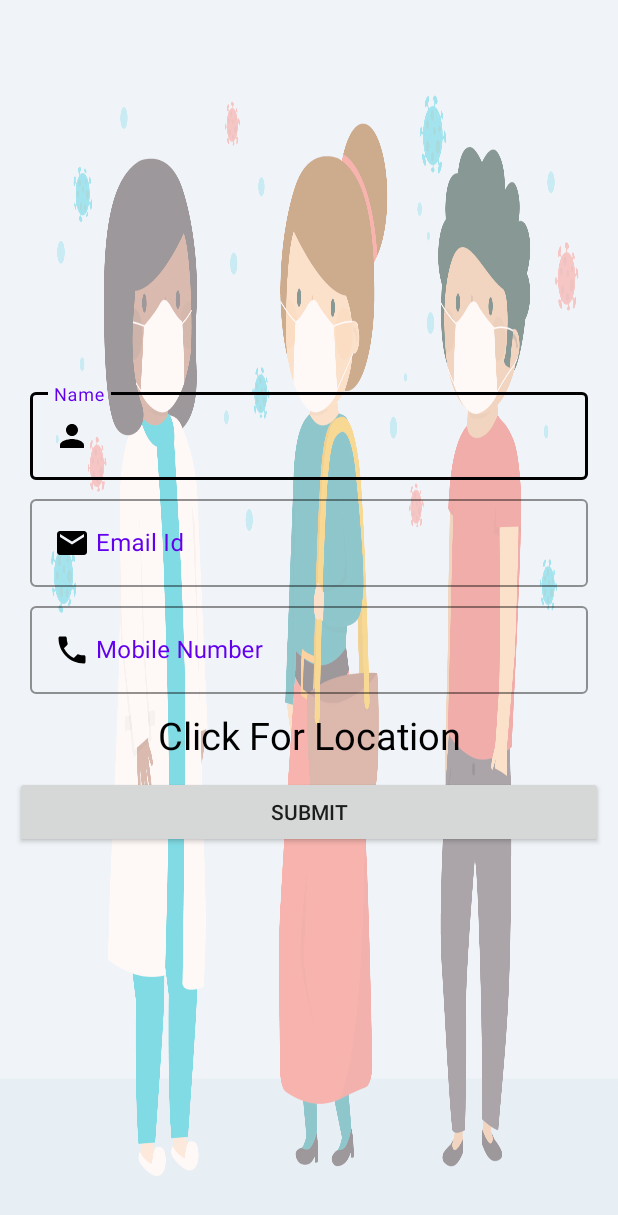
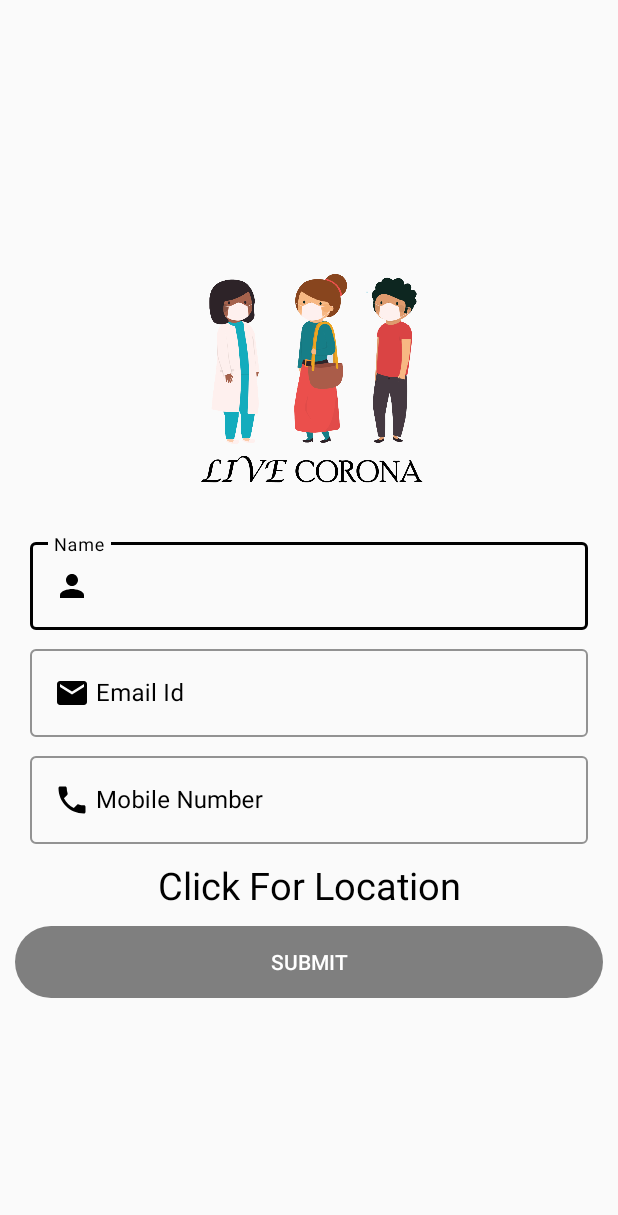
Before and after one commit to AS-AmanSinghal/LiveCorona, an Android app: the layout activity_main.xml on its own in the app's theme, with its tools: preview values and no code run, on a phone screen of 412 x 824 dp. Shown: the top 1215 px of the screen. Run offline under Robolectric (Android 15) with nearby library versions, the phone set to English and light mode, and no system bars.

Commit message:
Changes in  Main Activity and Main XML.

```diff
--- /dev/null
+++ b/app/src/main/res/drawable-v24/disablebuttonbackground.xml
@@ -0,0 +1,6 @@
+<?xml version="1.0" encoding="utf-8"?>
+<shape xmlns:android="http://schemas.android.com/apk/res/android"
+    android:shape="rectangle">
+    <solid android:color="#7E000000" />
+    <corners android:radius="24dp" />
+</shape>
--- /dev/null
+++ b/app/src/main/res/drawable/enablebuttonbackground.xml
@@ -0,0 +1,6 @@
+<?xml version="1.0" encoding="utf-8"?>
+<shape xmlns:android="http://schemas.android.com/apk/res/android"
+    android:shape="rectangle">
+    <solid android:color="#000000" />
+    <corners android:radius="24dp" />
+</shape>
--- a/app/src/main/res/layout/activity_main.xml
+++ b/app/src/main/res/layout/activity_main.xml
@@ -8,14 +8,12 @@
     android:fillViewport="true"
     android:layout_gravity="center"
     android:fitsSystemWindows="true"
-    android:background="@drawable/background"
     tools:context=".MainActivity">
 
 
     <RelativeLayout
         android:layout_width="match_parent"
         android:layout_height="wrap_content"
-        android:background="#80FFFFFF"
         android:gravity="center">
 
         <LinearLayout
@@ -24,6 +22,11 @@
             android:gravity="center"
             android:orientation="vertical">
 
+            <ImageView
+                android:layout_width="200dp"
+                android:layout_height="200dp"
+                android:contentDescription="@string/logo"
+                android:src="@drawable/logo" />
             <com.google.android.material.textfield.TextInputLayout
                 style="@style/Widget.MaterialComponents.TextInputLayout.OutlinedBox"
                 android:layout_width="match_parent"
@@ -105,8 +108,11 @@
                 android:layout_width="match_parent"
                 android:layout_height="wrap_content"
                 android:layout_margin="10dp"
+                style="@style/Widget.AppCompat.Button.Borderless"
                 android:padding="7dp"
-                android:text="@string/submit" />
+                android:background="@drawable/disablebuttonbackground"
+                android:text="@string/submit"
+                android:textColor="#ffffff" />
         </LinearLayout>
 
         <ProgressBar
--- a/app/src/main/res/layout/activity_question.xml
+++ b/app/src/main/res/layout/activity_question.xml
@@ -1,17 +1,16 @@
 <?xml version="1.0" encoding="utf-8"?>
+
 <RelativeLayout xmlns:android="http://schemas.android.com/apk/res/android"
     xmlns:tools="http://schemas.android.com/tools"
     android:layout_width="match_parent"
     android:layout_height="match_parent"
     android:gravity="center"
-    android:background="@drawable/background"
     android:orientation="vertical"
     tools:context=".QuestionActivity">
 
     <LinearLayout
         android:layout_width="match_parent"
         android:orientation="vertical"
-        android:background="#80FFFFFF"
         android:gravity="center"
         android:layout_height="match_parent">
 
--- a/app/src/main/res/values/colors.xml
+++ b/app/src/main/res/values/colors.xml
@@ -1,6 +1,6 @@
 <?xml version="1.0" encoding="utf-8"?>
 <resources>
-    <color name="colorPrimary">#6200EE</color>
+    <color name="colorPrimary">#000000</color>
     <color name="colorPrimaryDark">#3700B3</color>
     <color name="colorAccent">#000000</color>
     <color name="borderColor">#000000</color>
```
Also changed, not shown: app/src/main/java/com/weshowedup/livecorona/MainActivity.java (+9 -2 lines), app/src/main/res/drawable/background.jpg (deleted).
